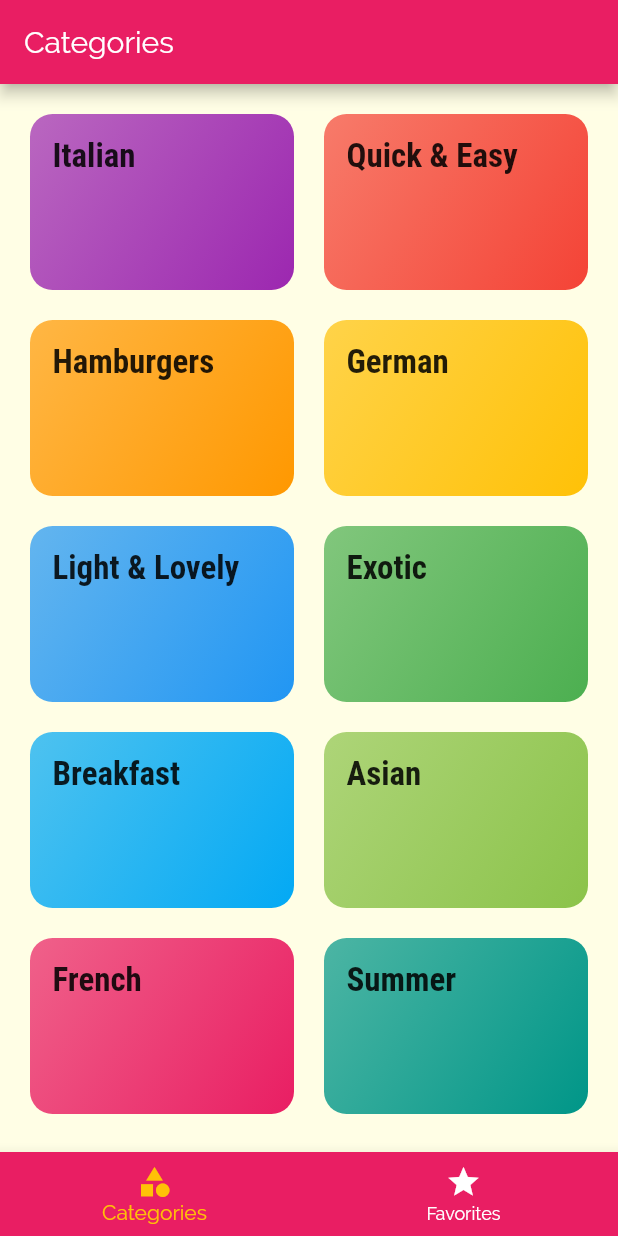
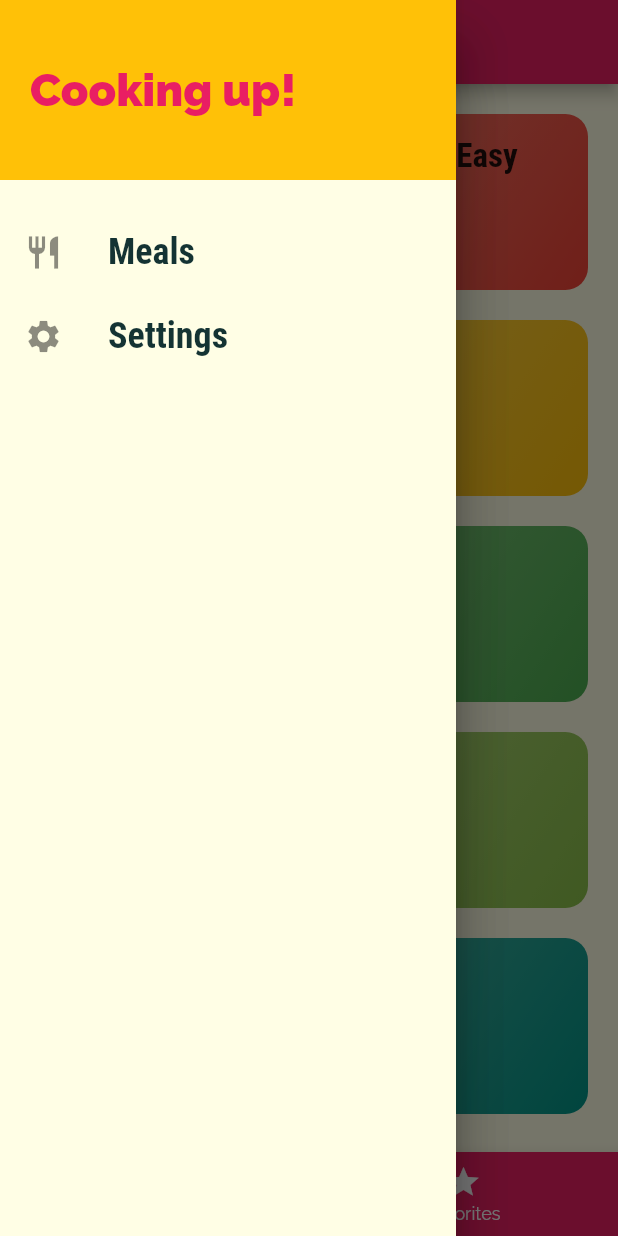
Before and after one commit to jeremiahAI/flutter_recipes, a Flutter app: the screen it shows after launch, with the side drawer open (before the commit the screen has no drawer), on a phone screen of 412 x 824 dp. Run offline on Flutter 3.47's test engine with Material 2 defaults, Android fonts, the light colour scheme and no system bars.

Commit message:
Add drawer on main screen

```diff
--- a/lib/screens/tabs_screen.dart
+++ b/lib/screens/tabs_screen.dart
@@ -1,4 +1,5 @@
 import 'package:flutter/material.dart';
+import 'package:recipes/widgets/main_drawer.dart';
 
 import 'categories_screen.dart';
 import 'favorites_screen.dart';
@@ -18,6 +19,9 @@ class _TabsScreenState extends State<TabsScreen> {
     return Scaffold(
       appBar: AppBar(
         title: Text(_titles[selectedPage]),
+      ),
+      drawer: Drawer(
+        child: MainDrawer(),
       ),
       body: _pages[selectedPage],
       bottomNavigationBar: BottomNavigationBar(
--- /dev/null
+++ b/lib/widgets/main_drawer.dart
@@ -0,0 +1,59 @@
+import 'package:flutter/material.dart';
+
+class MainDrawer extends StatelessWidget {
+  @override
+  Widget build(BuildContext context) {
+    return Drawer(
+      child: Column(
+        children: [
+          Container(
+            color: Theme.of(context).accentColor,
+            height: 120,
+            width: double.infinity,
+            padding: EdgeInsets.all(20),
+            alignment: Alignment.centerLeft,
+            child: Text(
+              "Cooking up!",
+              style: TextStyle(
+                fontWeight: FontWeight.w900,
+                fontSize: 30,
+                color: Theme.of(context).primaryColor,
+              ),
+            ),
+          ),
+          SizedBox(
+            height: 20,
+          ),
+          DrawerListTileWidget("Meals", Icons.restaurant),
+          DrawerListTileWidget('Settings', Icons.settings)
+        ],
+      ),
+    );
+  }
+}
+
+class DrawerListTileWidget extends StatelessWidget {
+  final String title;
+
+  final IconData iconData;
+
+  DrawerListTileWidget(this.title, this.iconData);
+
+  @override
+  Widget build(BuildContext context) {
+    return ListTile(
+      onTap: () {},
+      leading: Icon(
+        iconData,
+        size: 26,
+      ),
+      title: Text(
+        title,
+        style: TextStyle(
+            fontFamily: 'RobotoCondensed',
+            fontSize: 24,
+            fontWeight: FontWeight.bold),
+      ),
+    );
+  }
+}
```
